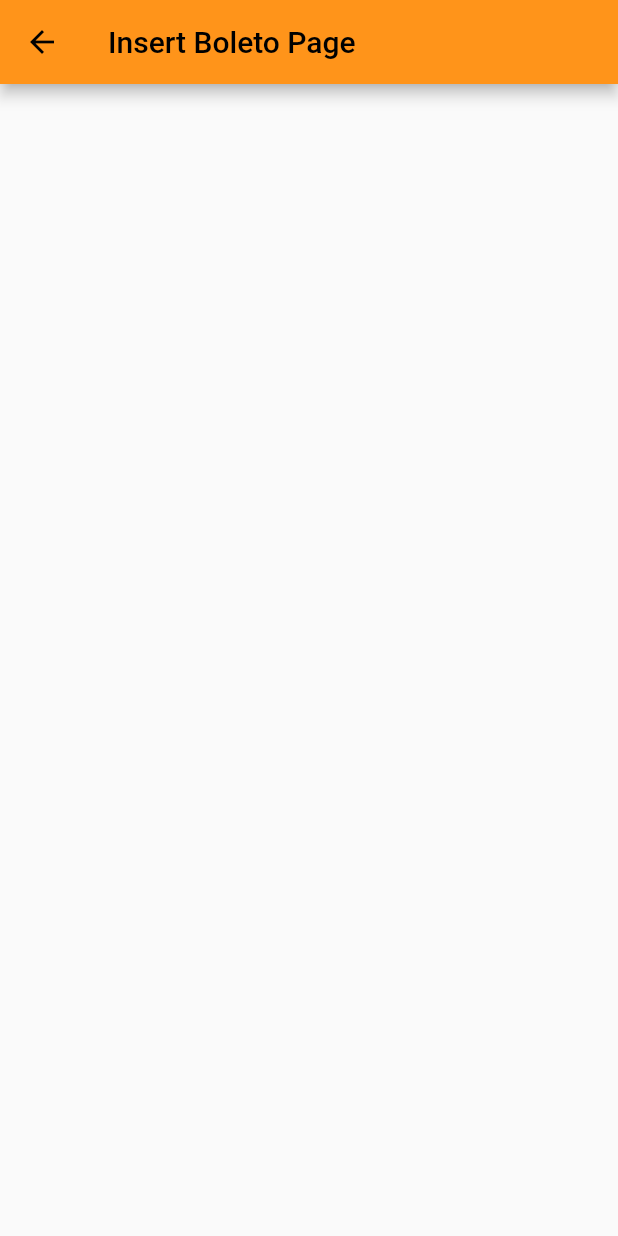
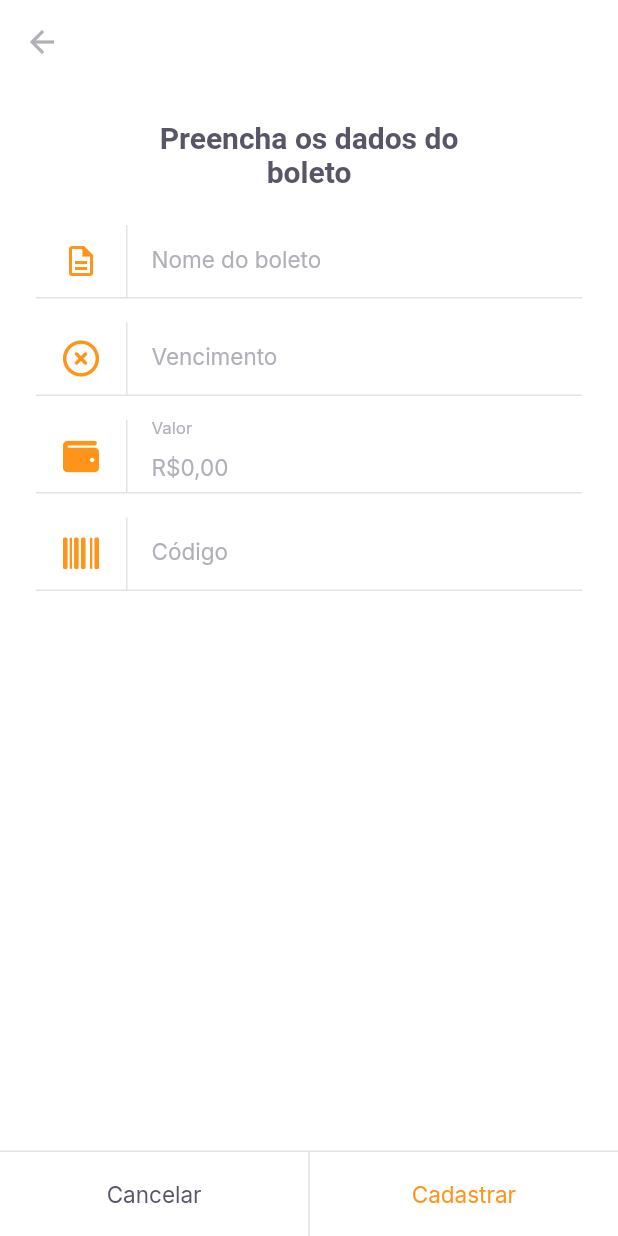
Before and after one commit to GeovaneReboucas/payflow, a Flutter app: the InsertBoletoPage screen opened by its route, on a phone screen of 412 x 824 dp. Run offline on Flutter 3.47's test engine with Material 2 defaults, Android fonts, the phone set to English and light mode, and no system bars; our stand-ins replace camera, firebase_core, flutter_masked_text2, font_awesome_flutter, google_fonts, google_sign_in and 2 more; missing offline and left inert: google_ml_kit; accounts and stored records are empty.

Commit message:
developing bank slip insertion

```diff
--- a/lib/modules/home/home_page.dart
+++ b/lib/modules/home/home_page.dart
@@ -71,7 +71,8 @@ class _HomePageState extends State<HomePage> {
               ),
               GestureDetector(
                 onTap: (){
-                  Navigator.pushNamed(context, "/barcode_scanner");
+                  // Navigator.pushNamed(context, "/barcode_scanner");
+                  Navigator.pushNamed(context, "/insert_boleto");
                 },
                 child: Container(
                   width: 56,
--- /dev/null
+++ b/lib/modules/insert_boleto/insert_boleto_controller.dart
@@ -0,0 +1,45 @@
+import 'package:flutter/material.dart';
+import 'package:payflow/shared/models/boleto_model.dart';
+
+class InsertBoletoController {
+  final formKey = GlobalKey<FormState>();
+  BoletoModel model = BoletoModel();
+
+  String? validateName(String? value) =>
+      value?.isEmpty ?? true ? "O nome não pode ser vazio" : null;
+  String? validateVencimento(String? value) =>
+      value?.isEmpty ?? true ? "A data de vencimento não pode ser vazio" : null;
+  String? validateValor(double value) =>
+      value == 0 ? "Insira um valor maior que R\$ 0,00" : null;
+  String? validateCodigo(String? value) =>
+      value?.isEmpty ?? true ? "O código do boleto não pode ser vazio" : null;
+
+  void onChange({
+    String? name,
+    String? dueDate,
+    double? value,
+    String? barcode,
+  }) {
+    model = model.copyWith(
+      name: name,
+      dueDate: dueDate,
+      value: value,
+      barcode: barcode,
+    );
+  }
+
+  // Future<void> saveBoleto() async {
+  //   final instance = await SharedPreferences.getInstance();
+  //   final boletos = instance.getStringList("boletos") ?? <String>[];
+  //   boletos.add(model.toJson());
+  //   await instance.setStringList("boletos", boletos);
+  //   return;
+  // }
+
+  Future<void> cadastrarBoleto() async {
+    final form = formKey.currentState;
+    if (form!.validate()) {
+      // return await saveBoleto();
+    }
+  }
+}
--- a/lib/modules/insert_boleto/insert_boleto_page.dart
+++ b/lib/modules/insert_boleto/insert_boleto_page.dart
@@ -1,12 +1,123 @@
 import 'package:flutter/material.dart';
+import 'package:flutter_masked_text2/flutter_masked_text2.dart';
+import 'package:font_awesome_flutter/font_awesome_flutter.dart';
+import 'package:payflow/modules/insert_boleto/insert_boleto_controller.dart';
+import 'package:payflow/shared/themes/app_colors.dart';
+import 'package:payflow/shared/themes/app_text_styles.dart';
+import 'package:payflow/shared/widgets/input_text/input_text_widget.dart';
+import 'package:payflow/shared/widgets/set_label_buttons/set_label_buttons.dart';
 
-class InsertBoletoPage extends StatelessWidget {
-  const InsertBoletoPage({ Key? key }) : super(key: key);
+class InsertBoletoPage extends StatefulWidget {
+  final String? barcode;
+  const InsertBoletoPage({Key? key, this.barcode}) : super(key: key);
+
+  @override
+  _InsertBoletoPageState createState() => _InsertBoletoPageState();
+}
+
+class _InsertBoletoPageState extends State<InsertBoletoPage> {
+  final controller = InsertBoletoController();
+
+  final moneyInputTextController = MoneyMaskedTextController(
+    leftSymbol: "R\$",
+    decimalSeparator: ",",
+  );
+
+  final dueDateInputTextController = MaskedTextController(mask: "00/00/0000");
+  final barcodeInputTextController = TextEditingController();
+
+  @override
+  void initState() {
+    if (widget.barcode != null) {
+      barcodeInputTextController.text = widget.barcode!;
+    }
+    super.initState();
+  }
 
   @override
   Widget build(BuildContext context) {
     return Scaffold(
-      appBar: AppBar(title: Text('Insert Boleto Page'),),
+      backgroundColor: AppColors.background,
+      appBar: AppBar(
+        backgroundColor: AppColors.background,
+        elevation: 0,
+        leading: BackButton(
+          color: AppColors.input,
+        ),
+      ),
+      body: SingleChildScrollView(
+        child: Padding(
+          padding: const EdgeInsets.symmetric(horizontal: 24),
+          child: Column(
+            crossAxisAlignment: CrossAxisAlignment.center,
+            children: [
+              Padding(
+                padding: const EdgeInsets.symmetric(horizontal: 73, vertical: 24),
+                child: Text(
+                  "Preencha os dados do boleto",
+                  style: TextStyles.titleBoldHeading,
+                  textAlign: TextAlign.center,
+                ),
+              ),
+              Form(
+                  key: controller.formKey,
+                  child: Column(
+                    children: [
+                      InputTextWidget(
+                        label: "Nome do boleto",
+                        icon: Icons.description_outlined,
+                        validator: controller.validateName,
+                        onChanged: (value) {
+                          controller.onChange(name: value);
+                        },
+                      ),
+                      InputTextWidget(
+                        controller: dueDateInputTextController,
+                        label: "Vencimento",
+                        icon: FontAwesomeIcons.circleXmark,
+                        validator: controller.validateVencimento,
+                        onChanged: (value) {
+                          controller.onChange(dueDate: value);
+                        },
+                      ),
+                      InputTextWidget(
+                        controller: moneyInputTextController,
+                        label: "Valor",
+                        icon: FontAwesomeIcons.wallet,
+                        validator: (_) => controller.validateValor(
+                            moneyInputTextController.numberValue),
+                        onChanged: (value) {
+                          controller.onChange(
+                              value: moneyInputTextController.numberValue);
+                        },
+                      ),
+                      InputTextWidget(
+                        controller: barcodeInputTextController,
+                        label: "Código",
+                        icon: FontAwesomeIcons.barcode,
+                        validator: controller.validateCodigo,
+                        onChanged: (value) {
+                          controller.onChange(barcode: value);
+                        },
+                      )
+                    ],
+                  ))
+            ],
+          ),
+        ),
+      ),
+      bottomNavigationBar: SetLabelButtons(
+        enableSecondaryColor: true,
+        primaryLabel: "Cancelar",
+        primaryOnPressed: () {
+          Navigator.pop(context);
+        },
+        secondaryLabel: "Cadastrar",
+        secondaryOnPressed: () async {
+          await controller.cadastrarBoleto();
+          Navigator.pop(context);
+        },
+      ),
     );
   }
 }
--- /dev/null
+++ b/lib/shared/models/boleto_model.dart
@@ -0,0 +1,72 @@
+import 'dart:convert';
+
+class BoletoModel {
+  final String? name;
+  final String? dueDate;
+  final double? value;
+  final String? barcode;
+  BoletoModel({
+    this.name,
+    this.dueDate,
+    this.value,
+    this.barcode,
+  });
+
+  BoletoModel copyWith({
+    String? name,
+    String? dueDate,
+    double? value,
+    String? barcode,
+  }) {
+    return BoletoModel(
+      name: name ?? this.name,
+      dueDate: dueDate ?? this.dueDate,
+      value: value ?? this.value,
+      barcode: barcode ?? this.barcode,
+    );
+  }
+
+  Map<String, dynamic> toMap() {
+    return {
+      'name': name,
+      'dueDate': dueDate,
+      'value': value,
+      'barcode': barcode,
+    };
+  }
+
+  factory BoletoModel.fromMap(Map<String, dynamic> map) {
+    return BoletoModel(
+      name: map['name'],
+      dueDate: map['dueDate'],
+      value: map['value'],
+      barcode: map['barcode'],
+    );
+  }
+
+  String toJson() => json.encode(toMap());
+
+  factory BoletoModel.fromJson(String source) =>
+      BoletoModel.fromMap(json.decode(source));
+
+  @override
+  String toString() {
+    return 'BoletoModel(name: $name, dueDate: $dueDate, value: $value, barcode: $barcode)';
+  }
+
+  @override
+  bool operator ==(Object other) {
+    if (identical(this, other)) return true;
+
+    return other is BoletoModel &&
+        other.name == name &&
+        other.dueDate == dueDate &&
+        other.value == value &&
+        other.barcode == barcode;
+  }
+
+  @override
+  int get hashCode {
+    return name.hashCode ^ dueDate.hashCode ^ value.hashCode ^ barcode.hashCode;
+  }
+}
--- /dev/null
+++ b/lib/shared/widgets/input_text/input_text_widget.dart
@@ -0,0 +1,67 @@
+import 'package:flutter/material.dart';
+
+import 'package:payflow/shared/themes/app_colors.dart';
+import 'package:payflow/shared/themes/app_text_styles.dart';
+
+class InputTextWidget extends StatelessWidget {
+  final String label;
+  final IconData icon;
+  final String? initalValue;
+  final String? Function(String?)? validator;
+  final TextEditingController? controller;
+  final void Function(String value) onChanged;
+  const InputTextWidget(
+      {Key? key,
+      required this.label,
+      required this.icon,
+      required this.onChanged,
+      this.initalValue,
+      this.validator,
+      this.controller})
+      : super(key: key);
+
+  @override
+  Widget build(BuildContext context) {
+    return Padding(
+      padding: const EdgeInsets.only(bottom: 16),
+      child: Column(
+        children: [
+          TextFormField(
+            controller: controller,
+            initialValue: initalValue,
+            validator: validator,
+            onChanged: onChanged,
+            style: TextStyles.input,
+            decoration: InputDecoration(
+                contentPadding: EdgeInsets.zero,
+                labelText: label,
+                labelStyle: TextStyles.input,
+                icon: Row(
+                  mainAxisSize: MainAxisSize.min,
+                  children: [
+                    Padding(
+                      padding: const EdgeInsets.symmetric(horizontal: 18),
+                      child: Icon(
+                        icon,
+                        color: AppColors.primary,
+                      ),
+                    ),
+                    Container(
+                      width: 1,
+                      height: 48,
+                      color: AppColors.stroke,
+                    )
+                  ],
+                ),
+                border: InputBorder.none),
+          ),
+          Divider(
+            height: 1,
+            thickness: 1,
+            color: AppColors.stroke,
+          )
+        ],
+      ),
+    );
+  }
+}
--- a/lib/shared/widgets/set_label_buttons/set_label_buttons.dart
+++ b/lib/shared/widgets/set_label_buttons/set_label_buttons.dart
@@ -10,13 +10,31 @@ class SetLabelButtons extends StatelessWidget {
   final String secondaryLabel;
   final VoidCallback secondaryOnPressed;
   final bool enablePrimaryColor;
-
-  const SetLabelButtons({Key? key, required this.primaryLabel, required this.primaryOnPressed, required this.secondaryLabel, required this.secondaryOnPressed, this.enablePrimaryColor = false}) : super(key: key);
+  final bool enableSecondaryColor;
+  const SetLabelButtons({
+    Key? key,
+    required this.primaryLabel,
+    required this.primaryOnPressed,
+    required this.secondaryLabel,
+    required this.secondaryOnPressed,
+    this.enablePrimaryColor = false,
+    this.enableSecondaryColor = false,
+  }) : super(key: key);
 
   @override
   Widget build(BuildContext context) {
     return Container(
-      color: AppColors.shape,
+      color: AppColors.background,
+      height: 57,
+      child: Column(
+        mainAxisSize: MainAxisSize.min,
+        children: [
+          Divider(
+            thickness: 1,
+            height: 1,
+            color: AppColors.stroke,
+          ),
+          Container(
             height: 56,
             child: Row(
               children: [
@@ -24,14 +42,18 @@ class SetLabelButtons extends StatelessWidget {
                     child: LabelButton(
                   label: primaryLabel,
                   onPressed: primaryOnPressed,
-            style: enablePrimaryColor ? TextStyles.buttonPrimary : null
+                  style: enablePrimaryColor ? TextStyles.buttonPrimary : null,
                 )),
                 DividerVerticalWidget(),
                 Expanded(
                     child: LabelButton(
                   label: secondaryLabel,
                   onPressed: secondaryOnPressed,
-          )),
+                  style: enableSecondaryColor ? TextStyles.buttonPrimary : null,
+                ))
+              ],
+            ),
+          ),
         ],
       ),
     );
--- a/pubspec.yaml
+++ b/pubspec.yaml
@@ -41,6 +41,8 @@ dependencies:
   google_ml_kit: ^0.6.0
   camera: ^0.9.4+20
   image_picker: ^0.8.5
+  font_awesome_flutter: ^10.1.0
+  flutter_masked_text2: ^0.9.1
 
 dev_dependencies:
   flutter_test:
```
Also changed, not shown: pubspec.lock, 1 other file. Lines whose indentation alone changed are shown as unchanged.
